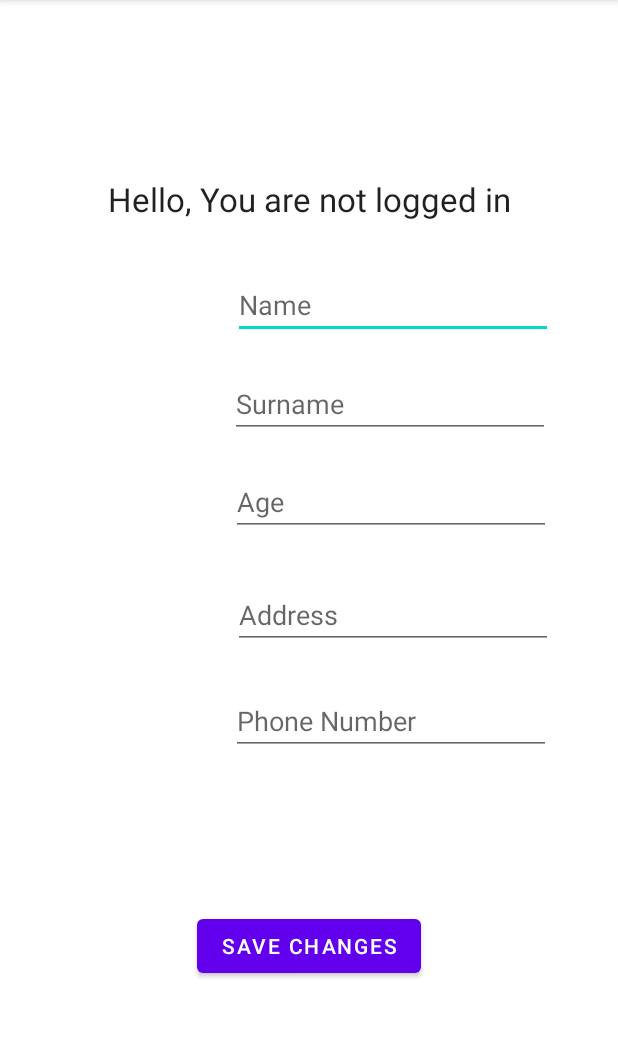
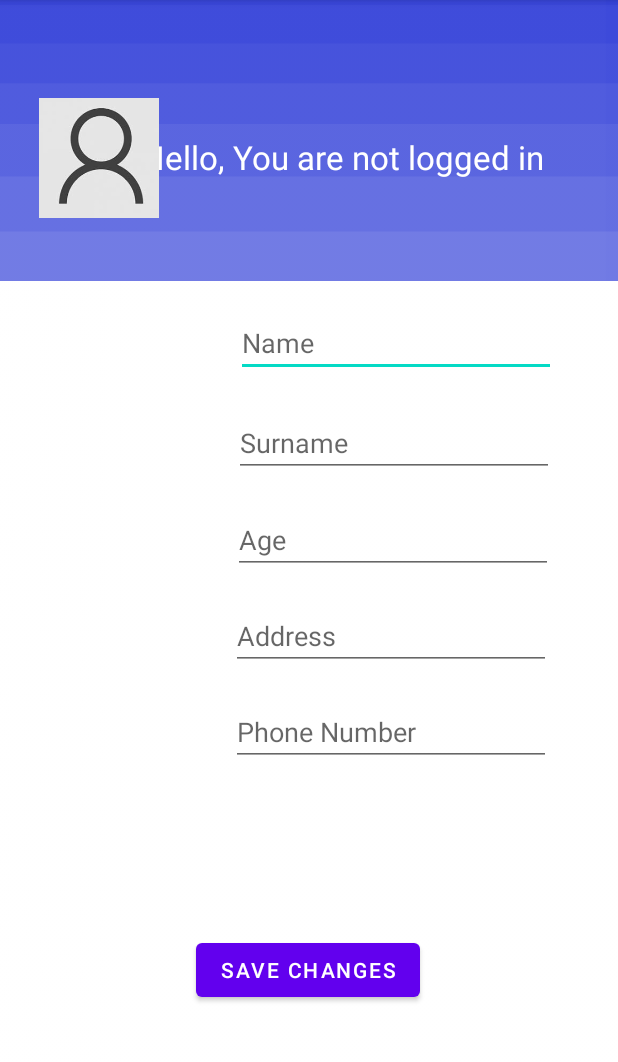
Before and after one commit to SebastianRichiteanu/MedicalClinic, an Android app: the ProfileView screen opened directly, with no data from a screen before it, on a phone screen of 412 x 824 dp, the part 84-1146 px from its top. Run offline under Robolectric (Android 15) with nearby library versions, the phone set to English and light mode, and no system bars.

Commit message:
profile front

```diff
--- a/app/src/main/res/layout/activity_profile_view.xml
+++ b/app/src/main/res/layout/activity_profile_view.xml
@@ -4,19 +4,22 @@
     xmlns:tools="http://schemas.android.com/tools"
     android:layout_width="match_parent"
     android:layout_height="match_parent"
+    android:background="@drawable/profile_back"
     tools:context=".ProfileView">
 
     <TextView
         android:id="@+id/profileview_username"
+        android:textColor="@color/white"
         android:layout_width="wrap_content"
         android:layout_height="wrap_content"
         android:text="@string/profileview"
         android:textAppearance="@style/TextAppearance.AppCompat.Large"
         app:layout_constraintBottom_toBottomOf="parent"
         app:layout_constraintEnd_toEndOf="parent"
+        app:layout_constraintHorizontal_bias="0.658"
         app:layout_constraintStart_toStartOf="parent"
         app:layout_constraintTop_toTopOf="parent"
-        app:layout_constraintVertical_bias="0.16" />
+        app:layout_constraintVertical_bias="0.122" />
 
     <EditText
         android:id="@+id/profileview_name"
@@ -28,10 +31,10 @@
         android:inputType="text"
         app:layout_constraintBottom_toBottomOf="parent"
         app:layout_constraintEnd_toEndOf="parent"
-        app:layout_constraintHorizontal_bias="0.781"
+        app:layout_constraintHorizontal_bias="0.791"
         app:layout_constraintStart_toStartOf="parent"
         app:layout_constraintTop_toTopOf="parent"
-        app:layout_constraintVertical_bias="0.25" />
+        app:layout_constraintVertical_bias="0.285" />
 
     <EditText
         android:id="@+id/profileview_surname"
@@ -43,10 +46,10 @@
         android:inputType="text"
         app:layout_constraintBottom_toBottomOf="parent"
         app:layout_constraintEnd_toEndOf="parent"
-        app:layout_constraintHorizontal_bias="0.771"
+        app:layout_constraintHorizontal_bias="0.786"
         app:layout_constraintStart_toStartOf="parent"
         app:layout_constraintTop_toTopOf="parent"
-        app:layout_constraintVertical_bias="0.341" />
+        app:layout_constraintVertical_bias="0.377" />
 
     <EditText
         android:id="@+id/profileview_age"
@@ -58,10 +61,10 @@
         android:inputType="text"
         app:layout_constraintBottom_toBottomOf="parent"
         app:layout_constraintEnd_toEndOf="parent"
-        app:layout_constraintHorizontal_bias="0.776"
+        app:layout_constraintHorizontal_bias="0.781"
         app:layout_constraintStart_toStartOf="parent"
         app:layout_constraintTop_toTopOf="parent"
-        app:layout_constraintVertical_bias="0.432" />
+        app:layout_constraintVertical_bias="0.467" />
 
     <EditText
         android:id="@+id/profileview_address"
@@ -73,10 +76,10 @@
         android:inputType="text"
         app:layout_constraintBottom_toBottomOf="parent"
         app:layout_constraintEnd_toEndOf="parent"
-        app:layout_constraintHorizontal_bias="0.781"
+        app:layout_constraintHorizontal_bias="0.776"
         app:layout_constraintStart_toStartOf="parent"
         app:layout_constraintTop_toTopOf="parent"
-        app:layout_constraintVertical_bias="0.536" />
+        app:layout_constraintVertical_bias="0.555" />
 
     <EditText
         android:id="@+id/profileview_phoneNo"
@@ -91,7 +94,7 @@
         app:layout_constraintHorizontal_bias="0.776"
         app:layout_constraintStart_toStartOf="parent"
         app:layout_constraintTop_toTopOf="parent"
-        app:layout_constraintVertical_bias="0.634" />
+        app:layout_constraintVertical_bias="0.644" />
 
     <EditText
         android:id="@+id/profileview_condition"
@@ -123,7 +126,7 @@
         app:layout_constraintHorizontal_bias="0.776"
         app:layout_constraintStart_toStartOf="parent"
         app:layout_constraintTop_toTopOf="parent"
-        app:layout_constraintVertical_bias="0.731" />
+        app:layout_constraintVertical_bias="0.749" />
 
     <Button
         android:id="@+id/profileview_submit"
@@ -132,8 +135,21 @@
         android:text="@string/profileview_submit"
         app:layout_constraintBottom_toBottomOf="parent"
         app:layout_constraintEnd_toEndOf="parent"
+        app:layout_constraintHorizontal_bias="0.498"
         app:layout_constraintStart_toStartOf="parent"
         app:layout_constraintTop_toTopOf="parent"
-        app:layout_constraintVertical_bias="0.843" />
+        app:layout_constraintVertical_bias="0.865" />
+
+    <ImageView
+        android:id="@+id/imageView"
+        android:layout_width="80dp"
+        android:layout_height="80dp"
+        app:layout_constraintBottom_toBottomOf="parent"
+        app:layout_constraintEnd_toEndOf="parent"
+        app:layout_constraintHorizontal_bias="0.078"
+        app:layout_constraintStart_toStartOf="parent"
+        app:layout_constraintTop_toTopOf="parent"
+        app:layout_constraintVertical_bias="0.095"
+        app:srcCompat="@drawable/user_pic" />
 
 </androidx.constraintlayout.widget.ConstraintLayout>
```
Also changed, not shown: app/src/main/res/drawable-v24/profile_back.png (added), app/src/main/res/drawable-v24/user_pic.jpeg (added).
